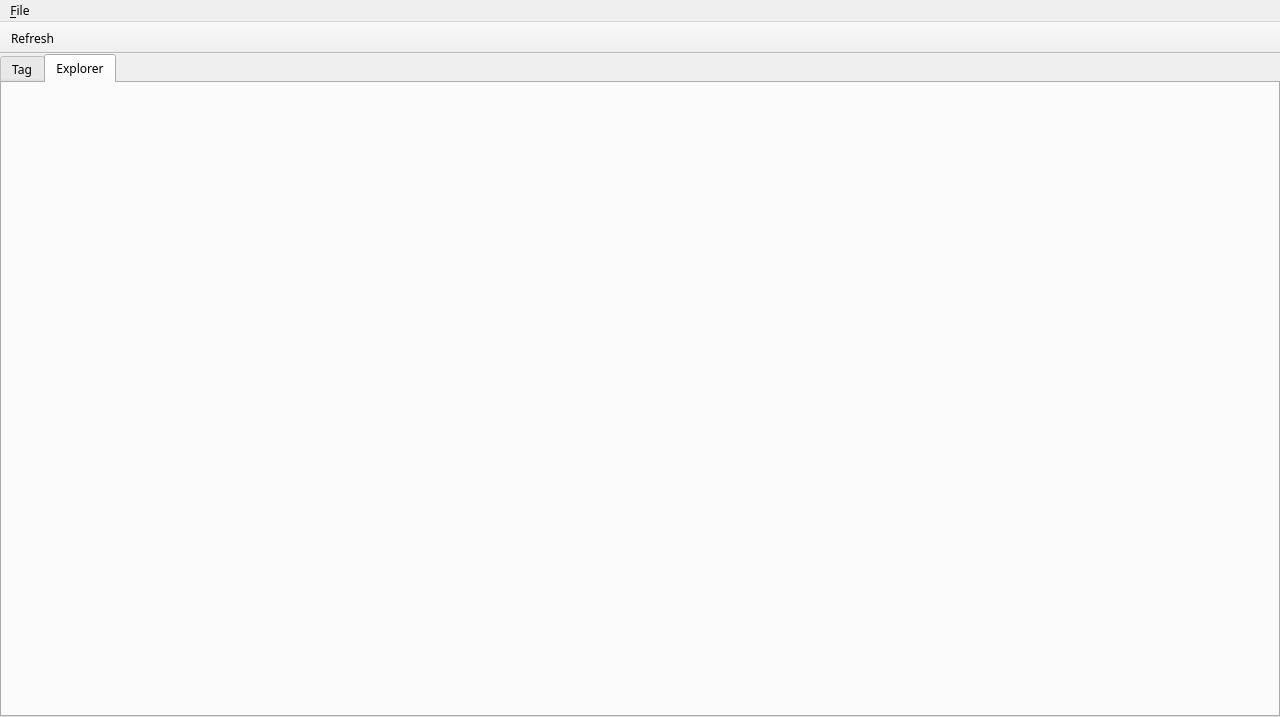
Before: the Qt Designer form ui/main_wnd.ui in metapsycho/tagger, drawn with Qt 5.
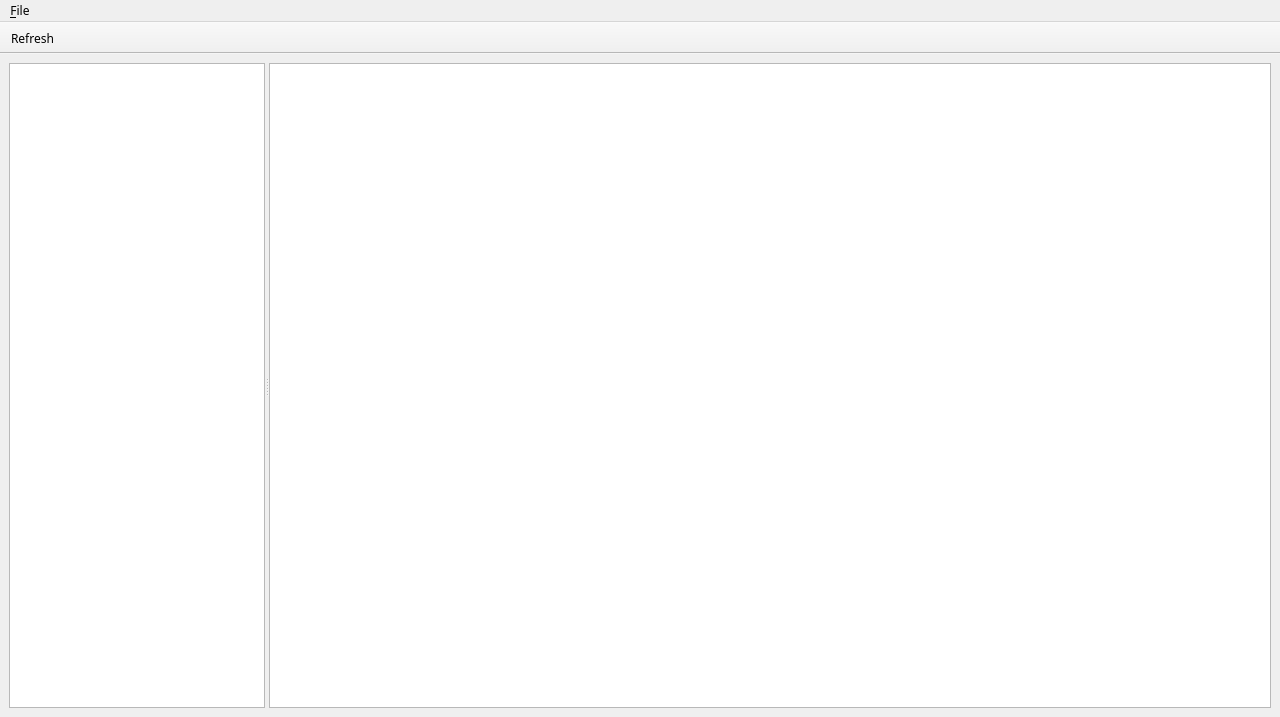
After: the same form once the commit is applied.

Diff of the .ui file:
```diff
--- a/ui/main_wnd.ui
+++ b/ui/main_wnd.ui
@@ -25,42 +25,25 @@
      <verstretch>0</verstretch>
     </sizepolicy>
    </property>
-   <layout class="QGridLayout" name="gridLayout">
-    <property name="leftMargin">
-     <number>0</number>
-    </property>
-    <property name="topMargin">
-     <number>0</number>
-    </property>
-    <property name="rightMargin">
-     <number>0</number>
-    </property>
-    <property name="bottomMargin">
-     <number>0</number>
-    </property>
-    <property name="spacing">
-     <number>0</number>
-    </property>
-    <item row="0" column="0">
-     <widget class="QTabWidget" name="modeTabs">
-      <property name="tabPosition">
-       <enum>QTabWidget::North</enum>
+   <layout class="QHBoxLayout" name="horizontalLayout">
+    <item>
+     <widget class="QSplitter" name="hsplitter">
+      <property name="orientation">
+       <enum>Qt::Horizontal</enum>
       </property>
-      <property name="currentIndex">
-       <number>1</number>
-      </property>
-      <property name="elideMode">
-       <enum>Qt::ElideNone</enum>
-      </property>
-      <widget class="QWidget" name="tagMode">
-       <attribute name="title">
-        <string>Tag</string>
-       </attribute>
+      <widget class="QSplitter" name="vsplitter">
+       <property name="orientation">
+        <enum>Qt::Vertical</enum>
+       </property>
+       <widget class="QListView" name="tagView"/>
       </widget>
-      <widget class="QWidget" name="explorerMode">
-       <attribute name="title">
-        <string>Explorer</string>
-       </attribute>
+      <widget class="QTableView" name="fileView">
+       <property name="sizePolicy">
+        <sizepolicy hsizetype="Expanding" vsizetype="Expanding">
+         <horstretch>1</horstretch>
+         <verstretch>0</verstretch>
+        </sizepolicy>
+       </property>
       </widget>
      </widget>
     </item>
```
Left out of the diff: 17 changed lines with no effect on the pictures.
